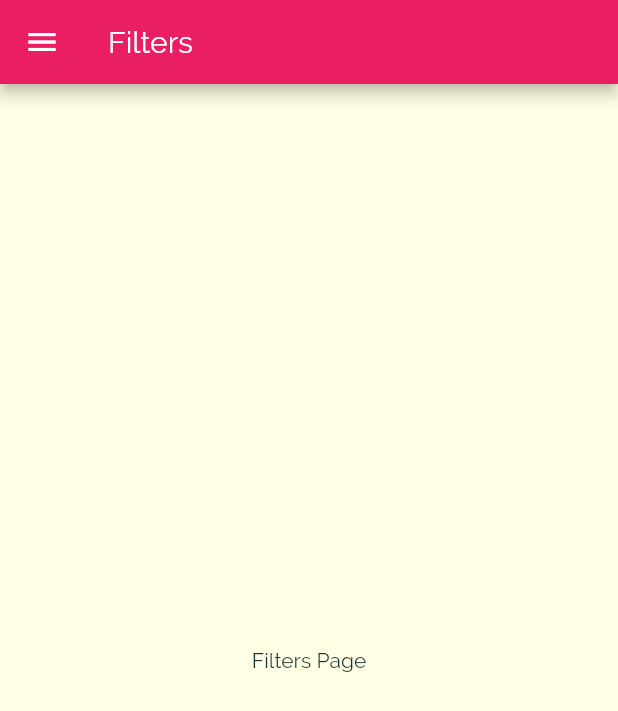
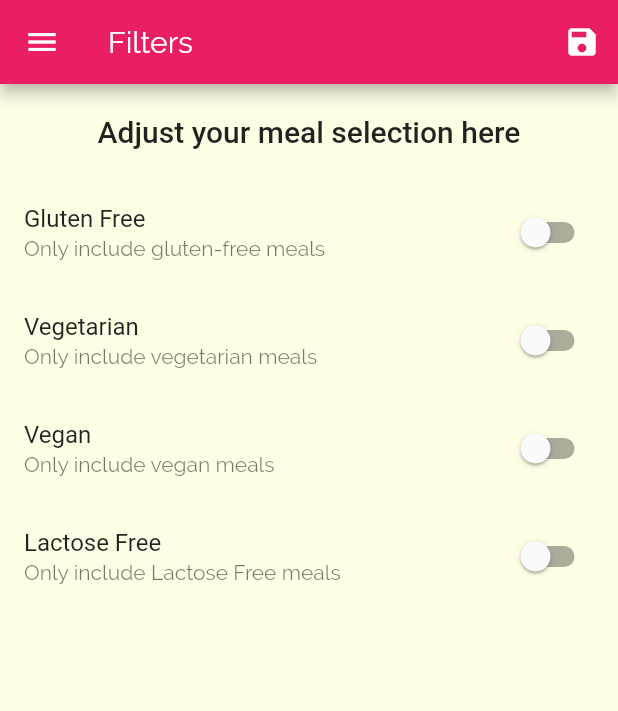
Before and after one commit to joeyyy688/MealApp, a Flutter app: the Filters screen opened by its route, on a phone screen of 412 x 824 dp. Shown: the top 711 px of the screen. Run offline on Flutter 3.47's test engine with Material 2 defaults, Android fonts, the phone set to English and light mode, and no system bars; Roboto replaces fonts that are missing (RobotCondensed).

Commit message:
second commit

```diff
--- a/lib/main.dart
+++ b/lib/main.dart
@@ -1,18 +1,54 @@
 import 'dart:ui';
 
 import 'package:flutter/material.dart';
+import 'package:mealapp/models/dummyData.dart';
+import 'package:mealapp/models/meal.dart';
 import 'package:mealapp/pages/category_meals.dart';
 import 'package:mealapp/pages/filters.dart';
 import 'package:mealapp/pages/mealDetailsPage.dart';
 import 'package:mealapp/pages/tabsScreen.dart';
-import 'package:mealapp/widget/gridViewScreen.dart';
 
 void main() {
   runApp(MyApp());
 }
 
-class MyApp extends StatelessWidget {
+class MyApp extends StatefulWidget {
   // This widget is the root of your application.
+  @override
+  _MyAppState createState() => _MyAppState();
+}
+
+class _MyAppState extends State<MyApp> {
+  Map<String, bool> _filters = {
+    'gluten': false,
+    'lactose': false,
+    'vegan': false,
+    'vegetarian': false
+  };
+
+  List<Meal> availableMeals = DUMMY_MEALS;
+
+  void _setFilters(Map<String, bool> filterData) {
+    setState(() {
+      _filters = filterData;
+      availableMeals = DUMMY_MEALS.where((element) {
+        if (_filters['gluten'] && !element.isGlutenFree) {
+          return false;
+        }
+        if (_filters['lactose'] && !element.isLactoseFree) {
+          return false;
+        }
+        if (_filters['vegan'] && !element.isVegan) {
+          return false;
+        }
+        if (_filters['vegetarian'] && !element.isVegetarian) {
+          return false;
+        }
+        return true;
+      }).toList();
+    });
+  }
+
   @override
   Widget build(BuildContext context) {
     return MaterialApp(
@@ -26,13 +62,18 @@
               bodyText1: TextStyle(color: Color.fromRGBO(20, 51, 51, 1)),
               bodyText2: TextStyle(color: Color.fromRGBO(20, 51, 51, 1)),
               headline6:
-                  TextStyle(fontSize: 21, fontFamily: 'RobotCondensed'))),
+                  TextStyle(fontSize: 20, fontFamily: 'RobotCondensed'))),
       initialRoute: '/',
       routes: {
         '/': (context) => TabsScreen(),
-        CategoryMeals.routeName: (context) => CategoryMeals(),
+        CategoryMeals.routeName: (context) => CategoryMeals(
+              availableMeals: availableMeals,
+            ),
         MealDetails.routeName: (context) => MealDetails(),
-        Filters.routeName: (context) => Filters(),
+        Filters.routeName: (context) => Filters(
+              filtersFunction: _setFilters,
+              currentFiltersData: _filters,
+            ),
       },
       //home: MyHomePage(),
     );
--- a/lib/pages/filters.dart
+++ b/lib/pages/filters.dart
@@ -2,22 +2,127 @@
 import 'package:mealapp/widget/tabScreenDrawer.dart';
 
 class Filters extends StatefulWidget {
+  final Map<String, bool> currentFiltersData;
+  final Function filtersFunction;
   static const routeName = '/filters';
+
+  const Filters(
+      {Key key,
+      @required this.filtersFunction,
+      @required this.currentFiltersData})
+      : super(key: key);
   @override
   _FiltersState createState() => _FiltersState();
 }
 
 class _FiltersState extends State<Filters> {
+  bool _glutenFree = false;
+  bool _vegetarian = false;
+  bool _vegan = false;
+  bool _lactoseFree = false;
+
+  Widget _buildAdaptiveSwitchTile(
+      {String title, bool value, String subtitle, Function onchangeCallBack}) {
+    return SwitchListTile.adaptive(
+        value: value,
+        title: Text(title),
+        subtitle: Text(subtitle),
+        onChanged: onchangeCallBack);
+  }
+
+  @override
+  void initState() {
+    // TODO: implement initState
+    _glutenFree = widget.currentFiltersData['gluten'];
+    _vegetarian = widget.currentFiltersData['vegetarian'];
+    _vegan = widget.currentFiltersData['vegan'];
+    _lactoseFree = widget.currentFiltersData['lactose'];
+    super.initState();
+  }
+
   @override
   Widget build(BuildContext context) {
     return Scaffold(
-      appBar: AppBar(
-        title: Text('Filters'),
-      ),
-      drawer: CustomDrawer(),
-      body: Center(
-        child: Text('Filters Page'),
-      ),
-    );
+        appBar: AppBar(
+          title: Text('Filters'),
+          actions: [
+            IconButton(
+              icon: Icon(Icons.save),
+              onPressed: () {
+                Map<String, bool> selectedFilters = {
+                  'gluten': _glutenFree,
+                  'lactose': _lactoseFree,
+                  'vegan': _vegan,
+                  'vegetarian': _vegetarian
+                };
+                widget.filtersFunction(selectedFilters);
+              },
+            )
+          ],
+        ),
+        drawer: CustomDrawer(),
+        body: Column(
+          children: [
+            Container(
+              alignment: Alignment.center,
+              padding: EdgeInsets.all(20),
+              child: Text(
+                'Adjust your meal selection here',
+                style: Theme.of(context).textTheme.headline6,
+                textAlign: TextAlign.center,
+              ),
+            ),
+            Expanded(
+              child: ListView(
+                children: [
+                  _buildAdaptiveSwitchTile(
+                    value: _glutenFree,
+                    subtitle: 'Only include gluten-free meals',
+                    title: 'Gluten Free',
+                    onchangeCallBack: (value) {
+                      setState(() {
+                        _glutenFree = value;
+                      });
+                      print(_glutenFree);
+                    },
+                  ),
+                  _buildAdaptiveSwitchTile(
+                    value: _vegetarian,
+                    subtitle: 'Only include vegetarian meals',
+                    title: 'Vegetarian',
+                    onchangeCallBack: (value) {
+                      setState(() {
+                        _vegetarian = value;
+                      });
+                      print(_vegetarian);
+                    },
+                  ),
+                  _buildAdaptiveSwitchTile(
+                    value: _vegan,
+                    subtitle: 'Only include vegan meals',
+                    title: 'Vegan',
+                    onchangeCallBack: (value) {
+                      setState(() {
+                        _vegan = value;
+                      });
+                      print(_vegan);
+                    },
+                  ),
+                  _buildAdaptiveSwitchTile(
+                    value: _lactoseFree,
+                    subtitle: 'Only include Lactose Free meals',
+                    title: 'Lactose Free',
+                    onchangeCallBack: (value) {
+                      setState(() {
+                        _lactoseFree = value;
+                      });
+                      print(_lactoseFree);
+                    },
+                  ),
+                ],
+              ),
+            )
+          ],
+        ));
   }
 }
```
Also changed, not shown: lib/pages/category_meals.dart (+46 -15 lines), lib/pages/mealDetailsPage.dart (+9 -1 lines), lib/widget/meal_item.dart (+8 -1 lines).
